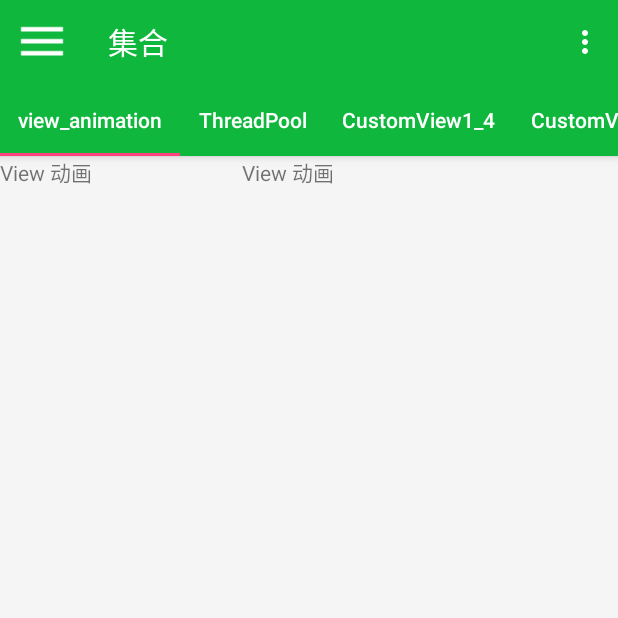
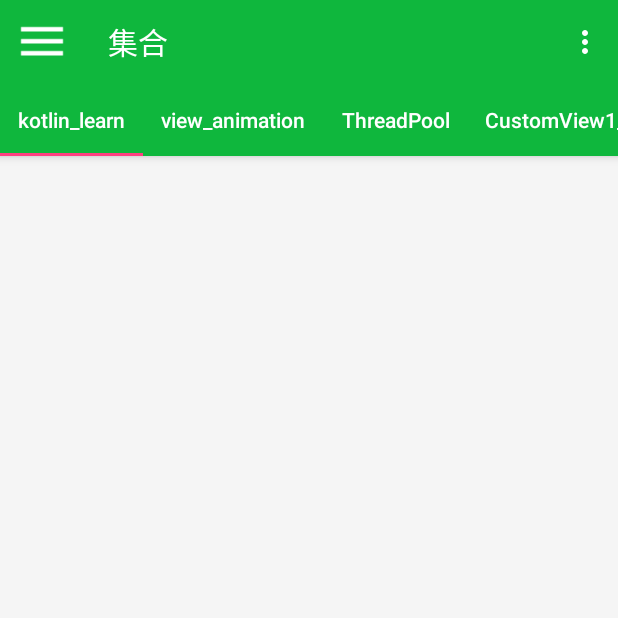
Before and after one commit to longjiang-dragon/learn_demo, an Android app: the screen it shows after launch (MainActivity), on a phone screen of 412 x 824 dp, the top half of it. Run offline under Robolectric (Android 15) with nearby library versions, the light colour scheme and no system bars; our stand-ins replace ButterKnife; 2 statements that could not run were skipped.

Commit message:
[ADD]kotlin练习中

```diff
--- a/app/build.gradle
+++ b/app/build.gradle
@@ -1,4 +1,5 @@
 apply plugin: 'com.android.application'
+apply plugin: 'kotlin-android'
 apply plugin: 'com.gradle.learn'
 
 
@@ -92,6 +93,10 @@ dependencies {
 
     //对rxjava的支持
     compile "android.arch.persistence.room:rxjava2:1.0.0-alpha9"
+    compile "org.jetbrains.kotlin:kotlin-stdlib-jre7:$kotlin_version"
 
 
 }
+repositories {
+    mavenCentral()
+}
--- a/app/src/main/java/com/hujiang/mytest/MainActivity.java
+++ b/app/src/main/java/com/hujiang/mytest/MainActivity.java
@@ -21,6 +21,7 @@ import com.hujiang.mytest.fragment.CustomViewDrawTextBaseLineFragment;
 import com.hujiang.mytest.fragment.HandlerLearnFragment;
 import com.hujiang.mytest.fragment.HookFragment;
 import com.hujiang.mytest.fragment.JNIFragment;
+import com.hujiang.mytest.fragment.KotlinLearn;
 import com.hujiang.mytest.fragment.SlidingConflictsFragment;
 import com.hujiang.mytest.fragment.SpannableStringFragment;
 import com.hujiang.mytest.fragment.ThreadLocalFragment;
@@ -68,6 +69,7 @@ public class MainActivity extends AppCompatActivity {
 
 
     private void initFragment() {
+        mFragments.put("kotlin_learn", new KotlinLearn());
         mFragments.put("view_animation", new ViewAnimationFragment());
         mFragments.put("ThreadPool", new ThreadPoolFragment());
         mFragments.put("CustomView1_4", new PracticeDraw4());
--- /dev/null
+++ b/app/src/main/java/com/hujiang/mytest/fragment/KotlinLearn.kt
@@ -0,0 +1,106 @@
+package com.hujiang.mytest.fragment
+
+import android.os.Bundle
+import android.support.v4.app.Fragment
+import android.util.Log
+import android.view.LayoutInflater
+import android.view.View
+import android.view.ViewGroup
+import com.hujiang.mytest.fragment.aidlFragment.R
+
+/**
+ * @author jianglong
+ * @desc
+ * @date 2018/3/29
+ */
+class KotlinLearn : Fragment() {
+    override fun onCreateView(inflater: LayoutInflater?, container: ViewGroup?, savedInstanceState: Bundle?): View? {
+        return inflater!!.inflate(R.layout.fragment_kotlin_layout, container, false)
+    }
+
+    override fun onViewCreated(view: View?, savedInstanceState: Bundle?) {
+        super.onViewCreated(view, savedInstanceState)
+        printLog(describe(this))
+        rangeSample()
+        collectionFilter()
+    }
+
+    fun parseInt(str: String): Int? {
+        //?表示可以返回空值
+        return str.toIntOrNull()
+    }
+
+    fun getStringLength(obj: Any): Int? {
+        if (obj is String) {
+            //is运算符，判断是否某类型的一个实例，如果是，在检测后的分支中可以直接当作该类型使用。
+            return obj.length;
+        }
+        return null
+    }
+
+    fun forSample() {
+        val items = listOf("apple", "banana", "kiwifruit");
+        for (item in items) {
+            println(item)
+        }
+
+        for (index in items.indices) {
+            println("item at $index  is ${items[index]}")
+        }
+    }
+
+    private fun whileSample() {
+        val items = listOf("apple", "banana", "kiwifruit");
+        var index = 0;
+        while (index < items.size) {
+            println("item at $index  is ${items[index]}")
+            index++
+        }
+    }
+
+
+    //这个有点吊啊
+    private fun describe(obj: Any): String =
+            when (obj) {
+                1 -> "one"
+                "Hello" -> "Hello String"
+                else -> "default"
+            }
+
+
+    //检测某个数字是否在指定区间
+    private fun inSample() {
+        val x = 1;
+        val y = 10;
+        if (x in 1..y + 1) {
+            printLog("kotlin")
+        }
+    }
+
+    private fun rangeSample() {
+        val i = 0;
+        for (i in 1..10 step 2 ) {
+            printLog(i);
+        }
+        printLog("-------------------")
+
+        for (i in 1 until 10 ) {
+
+            printLog(i);
+        }
+    }
+    private fun collectionFilter(){
+        val fruits= listOf("banana","avocado","apple","kiwifruit")
+        fruits.filter { it.startsWith("a") }
+                .sortedBy { it }
+                .map { it.toUpperCase() }
+                .forEach {
+                    printLog(it)
+                }
+    }
+
+
+    private fun printLog(msg: Any) {
+        Log.i("kotlin_msg", msg.toString())
+    }
+}
--- a/app/src/main/java/com/hujiang/mytest/fragment/ViewAnimationFragment.java
+++ /dev/null
@@ -1,81 +0,0 @@
-package com.hujiang.mytest.fragment;
-
-import android.graphics.Rect;
-import android.os.Bundle;
-import android.support.annotation.Nullable;
-import android.support.v4.app.Fragment;
-import android.util.Log;
-import android.view.LayoutInflater;
-import android.view.View;
-import android.view.ViewGroup;
-import android.widget.TextView;
-
-import com.hujiang.mytest.fragment.aidlFragment.R;
-
-/**
- * @author jianglong
- * @desc http://blog.csdn.net/yanzi1225627/article/details/47850471  关于属性动画和view动画
- * @date 2018/1/13
- */
-
-public class ViewAnimationFragment extends Fragment implements View.OnClickListener {
-    private TextView mTextView1, mTextView2;
-
-    @Nullable
-    @Override
-    public View onCreateView(LayoutInflater inflater, @Nullable ViewGroup container, @Nullable Bundle savedInstanceState) {
-        return inflater.inflate(R.layout.fragment_view_animation, container, false);
-    }
-
-    @Override
-    public void onViewCreated(View view, @Nullable Bundle savedInstanceState) {
-        super.onViewCreated(view, savedInstanceState);
-        this.mTextView1 = (TextView) view.findViewById(R.id.tv_1);
-        this.mTextView1.setOnClickListener(this);
-        this.mTextView2 = (TextView) view.findViewById(R.id.tv_2);
-        this.mTextView2.setOnClickListener(this);
-    }
-
-    /**
-     * 1，setTranslationX改变了view的位置，但没有改变view的LayoutParams里的margin属性；
-     * 2，它改变的是android:translationX 属性，也即这个参数级别是和margin平行的。
-     */
-
-    @Override
-    public void onClick(View view) {
-        Log.i("ViewAnimationFragment", "TranslationX===" + view.getTranslationX());
-        getLocationInWindow(view);//获取left和top值
-        getLocationOnScreen(view);//获取left和top值
-        getLocalVisibleRect(view);//相对于view自身
-        getGlobalVisibleRect(view);//相对于整个屏幕
-
-        Log.i("ViewAnimationFragment", "getBottom===" + view.getBottom());
-    }
-
-    private void getGlobalVisibleRect(View view) {
-        Rect rect = new Rect();
-        view.getGlobalVisibleRect(rect);
-        Log.i("ViewAnimationFragment", "getGlobalVisibleRect===" + rect.left + "   " + rect.top + "  " + rect.right + "  " + rect.bottom);
-
-    }
-
-    private void getLocalVisibleRect(View view) {
-        Rect rect = new Rect();
-        view.getLocalVisibleRect(rect);
-        Log.i("ViewAnimationFragment", "getLocalVisibleRect===" + rect.left + "   " + rect.top + "  " + rect.right + "  " + rect.bottom);
-
-    }
-
-    private void getLocationOnScreen(View view) {
-        int[] location = new int[2];
-        view.getLocationInWindow(location);
-        Log.i("ViewAnimationFragment", "getLocationOnScreen===" + location[0] + "   " + location[1]);
-    }
-
-    private void getLocationInWindow(View view) {
-        int[] location = new int[2];
-        view.getLocationInWindow(location);
-        Log.i("ViewAnimationFragment", "getLocationInWindow===" + location[0] + "   " + location[1]);
-
-    }
-}
--- /dev/null
+++ b/app/src/main/java/com/hujiang/mytest/fragment/ViewAnimationFragment.kt
@@ -0,0 +1,77 @@
+package com.hujiang.mytest.fragment
+
+import android.graphics.Rect
+import android.os.Bundle
+import android.support.v4.app.Fragment
+import android.util.Log
+import android.view.LayoutInflater
+import android.view.View
+import android.view.ViewGroup
+import android.widget.TextView
+
+import com.hujiang.mytest.fragment.aidlFragment.R
+
+/**
+ * @author jianglong
+ * @desc http://blog.csdn.net/yanzi1225627/article/details/47850471  关于属性动画和view动画
+ * @date 2018/1/13
+ */
+
+class ViewAnimationFragment : Fragment(), View.OnClickListener {
+    private var mTextView1: TextView? = null
+    private var mTextView2: TextView? = null
+
+    override fun onCreateView(inflater: LayoutInflater?, container: ViewGroup?, savedInstanceState: Bundle?): View? {
+        return inflater!!.inflate(R.layout.fragment_view_animation, container, false)
+    }
+
+    override fun onViewCreated(view: View?, savedInstanceState: Bundle?) {
+        super.onViewCreated(view, savedInstanceState)
+        this.mTextView1 = view!!.findViewById(R.id.tv_1) as TextView
+        this.mTextView1!!.setOnClickListener(this)
+        this.mTextView2 = view.findViewById(R.id.tv_2) as TextView
+        this.mTextView2!!.setOnClickListener(this)
+    }
+
+    /**
+     * 1，setTranslationX改变了view的位置，但没有改变view的LayoutParams里的margin属性；
+     * 2，它改变的是android:translationX 属性，也即这个参数级别是和margin平行的。
+     */
+
+    override fun onClick(view: View) {
+        Log.i("ViewAnimationFragment", "TranslationX===" + view.translationX)
+        getLocationInWindow(view)//获取left和top值
+        getLocationOnScreen(view)//获取left和top值
+        getLocalVisibleRect(view)//相对于view自身
+        getGlobalVisibleRect(view)//相对于整个屏幕
+
+        Log.i("ViewAnimationFragment", "getBottom===" + view.bottom)
+    }
+
+    private fun getGlobalVisibleRect(view: View) {
+        val rect = Rect()
+        view.getGlobalVisibleRect(rect)
+        Log.i("ViewAnimationFragment", "getGlobalVisibleRect===" + rect.left + "   " + rect.top + "  " + rect.right + "  " + rect.bottom)
+
+    }
+
+    private fun getLocalVisibleRect(view: View) {
+        val rect = Rect()
+        view.getLocalVisibleRect(rect)
+        Log.i("ViewAnimationFragment", "getLocalVisibleRect===" + rect.left + "   " + rect.top + "  " + rect.right + "  " + rect.bottom)
+
+    }
+
+    private fun getLocationOnScreen(view: View) {
+        val location = IntArray(2)
+        view.getLocationInWindow(location)
+        Log.i("ViewAnimationFragment", "getLocationOnScreen===" + location[0] + "   " + location[1])
+    }
+
+    private fun getLocationInWindow(view: View) {
+        val location = IntArray(2)
+        view.getLocationInWindow(location)
+        Log.i("ViewAnimationFragment", "getLocationInWindow===" + location[0] + "   " + location[1])
+
+    }
+}
--- /dev/null
+++ b/app/src/main/res/layout/fragment_kotlin_layout.xml
@@ -0,0 +1,7 @@
+<?xml version="1.0" encoding="utf-8"?>
+<android.support.constraint.ConstraintLayout
+    xmlns:android="http://schemas.android.com/apk/res/android"
+    android:layout_width="match_parent"
+    android:layout_height="match_parent">
+
+</android.support.constraint.ConstraintLayout>
--- a/build.gradle
+++ b/build.gradle
@@ -1,6 +1,7 @@
 // Top-level build file where you can add configuration options common to all sub-projects/modules.
 
 buildscript {
+    ext.kotlin_version = '1.2.31'
     repositories {
         maven {
             url uri('/Users/yuefeng/workSpace/demo/myDemo/repo')
@@ -10,6 +11,7 @@ buildscript {
     dependencies {
         classpath 'com.android.tools.build:gradle:2.3.3'
         classpath 'com.gradle.learn:plugin:1.0.4'
+        classpath "org.jetbrains.kotlin:kotlin-gradle-plugin:$kotlin_version"
 
         // NOTE: Do not place your application dependencies here; they belong
         // in the individual module build.gradle files
```
